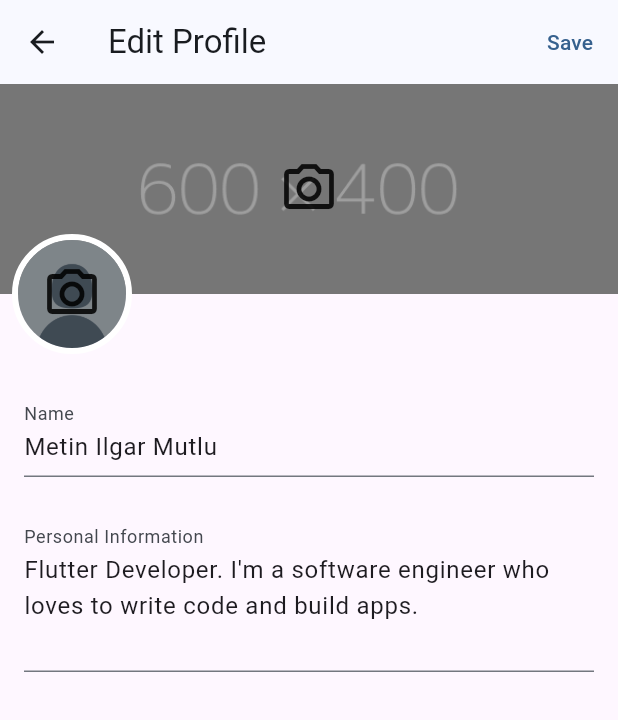
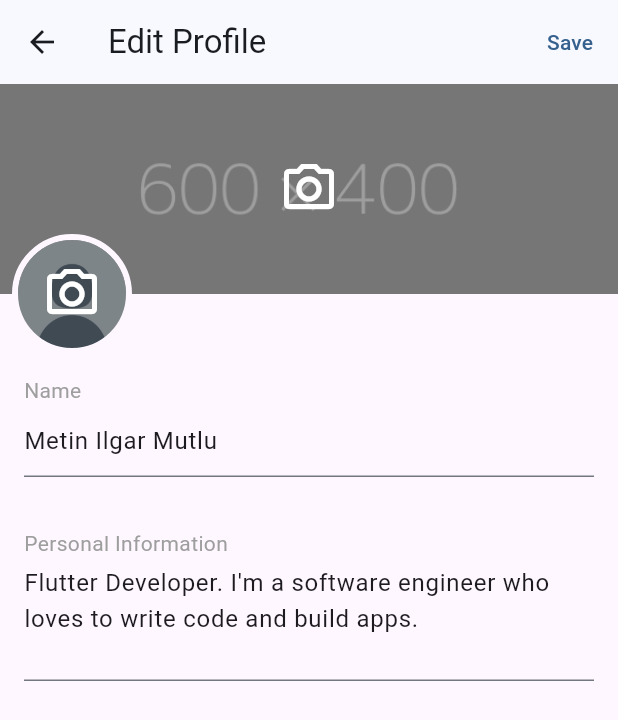
Before and after one commit to metinilgar/x-clone-flutter, a Flutter app: the ProfileScreen screen opened directly, after a tap on "Edit Profile", on a phone screen of 412 x 824 dp. Shown: the top 720 px of the screen. Run offline on Flutter 3.47's test engine with Material 3 defaults, Android fonts, the phone set to English and light mode, and no system bars; our stand-ins replace flutter_riverpod, riverpod_annotation, vector_graphics; missing offline and left inert: hidable; generated files the repository leaves out were written again.

Commit message:
Refactor for better readability

```diff
--- /dev/null
+++ b/lib/src/features/profile/presentation/banner_image.dart
@@ -0,0 +1,18 @@
+import 'package:flutter/material.dart';
+import 'package:x_clone_flutter/src/features/authentication/data/fake_user_data.dart';
+
+class BannerImage extends StatelessWidget {
+  const BannerImage({super.key});
+
+  @override
+  Widget build(BuildContext context) {
+    return SizedBox(
+      width: double.infinity,
+      height: 140,
+      child: Image.asset(
+        appUser.bannerUrl,
+        fit: BoxFit.cover,
+      ),
+    );
+  }
+}
--- /dev/null
+++ b/lib/src/features/profile/presentation/edit_profile/clickable_overlay.dart
@@ -0,0 +1,38 @@
+import 'package:flutter/material.dart';
+
+class ClickableOverlay extends StatelessWidget {
+  const ClickableOverlay({
+    super.key,
+    required this.child,
+    this.onTap,
+  });
+
+  final Widget child;
+  final void Function()? onTap;
+
+  @override
+  Widget build(BuildContext context) {
+    return Stack(
+      children: [
+        child,
+
+        // Overlay
+        Positioned.fill(
+          child: GestureDetector(
+            onTap: onTap,
+            child: Container(
+              color: Colors.black38,
+
+              // Camera Icon
+              child: const Icon(
+                Icons.camera_alt_outlined,
+                size: 40,
+                color: Colors.white,
+              ),
+            ),
+          ),
+        ),
+      ],
+    );
+  }
+}
--- /dev/null
+++ b/lib/src/features/profile/presentation/edit_profile/entry.dart
@@ -0,0 +1,37 @@
+import 'package:flutter/material.dart';
+
+class Entry extends StatelessWidget {
+  const Entry(
+      {super.key,
+      required this.controller,
+      required this.title,
+      required this.maxLine});
+
+  final TextEditingController controller;
+  final String title;
+  final int maxLine;
+
+  @override
+  Widget build(BuildContext context) {
+    return Container(
+      margin: const EdgeInsets.symmetric(vertical: 4, horizontal: 16),
+      child: Column(
+        crossAxisAlignment: CrossAxisAlignment.start,
+        children: <Widget>[
+          // Title
+          Text(title, style: const TextStyle(color: Colors.grey)),
+
+          // TextField
+          TextField(
+            controller: controller,
+            maxLines: maxLine,
+            decoration: const InputDecoration(
+              border: UnderlineInputBorder(),
+              contentPadding: EdgeInsets.symmetric(vertical: 5, horizontal: 0),
+            ),
+          )
+        ],
+      ),
+    );
+  }
+}
--- a/lib/src/features/profile/presentation/edit_profile_screen.dart
+++ b/lib/src/features/profile/presentation/edit_profile_screen.dart
@@ -1,5 +1,8 @@
 import 'package:flutter/material.dart';
 import 'package:x_clone_flutter/src/features/authentication/data/fake_user_data.dart';
+import 'package:x_clone_flutter/src/features/profile/presentation/banner_image.dart';
+import 'package:x_clone_flutter/src/features/profile/presentation/edit_profile/clickable_overlay.dart';
+import 'package:x_clone_flutter/src/features/profile/presentation/edit_profile/entry.dart';
 
 class EditProfileScreen extends StatefulWidget {
   const EditProfileScreen({super.key});
@@ -26,18 +29,25 @@ class _EditProfileScreenState extends State<EditProfileScreen> {
     super.dispose();
   }
 
+  // Show Image Options
   Future<void> _showImageOptions() async {
     switch (await showDialog<String>(
         context: context,
         builder: (BuildContext context) {
           return SimpleDialog(
+            shape: RoundedRectangleBorder(
+              borderRadius: BorderRadius.circular(10),
+            ),
             children: <Widget>[
+              // Camera Option
               SimpleDialogOption(
                 onPressed: () {
                   Navigator.pop(context, "camera");
                 },
                 child: const Text('Camera'),
               ),
+
+              // Gallery Option
               SimpleDialogOption(
                 onPressed: () {
                   Navigator.pop(context, "gallery");
@@ -62,7 +72,7 @@ class _EditProfileScreenState extends State<EditProfileScreen> {
   @override
   Widget build(BuildContext context) {
     final keyboardSpace = MediaQuery.of(context).viewInsets.bottom;
-    ;
+
     return Scaffold(
       // appBar
       appBar: AppBar(
@@ -87,41 +97,15 @@ class _EditProfileScreenState extends State<EditProfileScreen> {
                   const SizedBox(height: 190),
 
                   // Banner Image
-                  GestureDetector(
-                    onTap: () {
-                      _showImageOptions();
-                    },
-                    child: Stack(
-                      children: [
-                        SizedBox(
-                          width: double.infinity,
-                          height: 140,
-                          child: Image.asset(
-                            appUser.bannerUrl,
-                            fit: BoxFit.cover,
-                          ),
-                        ),
-                        Container(
-                          width: double.infinity,
-                          height: 140,
-                          color: Colors.black38,
-                          child: const Icon(
-                            Icons.camera_alt_outlined,
-                            size: 40,
-                          ),
-                        ),
-                      ],
-                    ),
+                  ClickableOverlay(
+                    onTap: _showImageOptions,
+                    child: const BannerImage(),
                   ),
 
                   // Profile Image
                   Positioned(
                     left: 8,
                     top: 100,
-                    child: GestureDetector(
-                      onTap: () {
-                        _showImageOptions();
-                      },
                     child: Container(
                       margin: const EdgeInsets.only(bottom: 10),
                       width: 80,
@@ -129,27 +113,16 @@ class _EditProfileScreenState extends State<EditProfileScreen> {
                       decoration: BoxDecoration(
                         shape: BoxShape.circle,
                         border: Border.all(
-                            color: Colors.white,
+                          color: Theme.of(context).scaffoldBackgroundColor,
                           width: 4.0,
                         ),
                       ),
                       child: ClipOval(
-                          child: Stack(
-                            children: [
-                              Image.asset(
+                        child: ClickableOverlay(
+                          onTap: _showImageOptions,
+                          child: Image.asset(
                             appUser.photoUrl,
                             fit: BoxFit.cover,
-                              ),
-                              Container(
-                                width: double.infinity,
-                                height: double.infinity,
-                                color: Colors.black38,
-                                child: const Icon(
-                                  Icons.camera_alt_outlined,
-                                  size: 40,
-                                ),
-                              ),
-                            ],
                           ),
                         ),
                       ),
@@ -158,31 +131,18 @@ class _EditProfileScreenState extends State<EditProfileScreen> {
                 ],
               ),
 
-              // TextFields
-              Padding(
-                padding: const EdgeInsets.all(16.0),
-                child: Column(
-                  children: [
-                    TextField(
+              // Name TextField
+              Entry(
                   controller: _nameTextFieldController,
-                      decoration: const InputDecoration(
-                        border: UnderlineInputBorder(),
-                        labelText: 'Name',
-                        hintText: 'Name cannot be empty',
-                      ),
-                    ),
+                  title: "Name",
+                  maxLine: 1),
               const SizedBox(height: 26),
-                    TextField(
+
+              // Bio TextField
+              Entry(
                   controller: _bioTextFieldController,
-                      maxLines: 3,
-                      decoration: const InputDecoration(
-                        border: UnderlineInputBorder(),
-                        labelText: 'Personal Information',
-                      ),
-                    ),
-                  ],
-                ),
-              ),
+                  title: "Personal Information",
+                  maxLine: 3),
             ],
           ),
         ),
--- a/lib/src/features/profile/presentation/profile_app_bar/profile_app_bar.dart
+++ b/lib/src/features/profile/presentation/profile_app_bar/profile_app_bar.dart
@@ -1,5 +1,6 @@
 import 'package:flutter/material.dart';
 import 'package:x_clone_flutter/src/features/authentication/data/fake_user_data.dart';
+import 'package:x_clone_flutter/src/features/profile/presentation/banner_image.dart';
 import 'package:x_clone_flutter/src/features/profile/presentation/edit_profile_screen.dart';
 
 class ProfileAppBar extends StatelessWidget {
@@ -12,16 +13,21 @@ class ProfileAppBar extends StatelessWidget {
       backgroundColor: Theme.of(context).scaffoldBackgroundColor,
       expandedHeight: 190,
       pinned: true,
+
+      // Back Button
       leading: IconButton(
         onPressed: () => Navigator.of(context).pop(),
         icon: const Icon(Icons.arrow_back),
       ),
+
+      // More Options Button
       actions: <Widget>[
         IconButton(
           onPressed: () {},
           icon: const Icon(Icons.more_vert),
         ),
       ],
+
       flexibleSpace: LayoutBuilder(builder: (context, constraints) {
         bool isAppBarExpanded = constraints.maxHeight > kToolbarHeight;
 
@@ -30,30 +36,21 @@ class ProfileAppBar extends StatelessWidget {
           background: Stack(
             alignment: Alignment.topCenter,
             children: [
-              SizedBox(
-                width: double.infinity,
-                height: 140,
-                child: Image.asset(
-                  appUser.bannerUrl,
-                  fit: BoxFit.cover,
-                ),
-              ),
+              // Banner Image
+              const BannerImage(),
+
+              // Profile Image
               Positioned(
                 left: 8,
                 top: 100,
-                right: 8,
-                child: Row(
-                  crossAxisAlignment: CrossAxisAlignment.end,
-                  mainAxisAlignment: MainAxisAlignment.start,
-                  children: [
-                    Container(
+                child: Container(
                   margin: const EdgeInsets.only(bottom: 10),
                   width: 80,
                   height: 80,
                   decoration: BoxDecoration(
                     shape: BoxShape.circle,
                     border: Border.all(
-                          color: Colors.white,
+                      color: Theme.of(context).scaffoldBackgroundColor,
                       width: 4.0,
                     ),
                   ),
@@ -64,16 +61,19 @@ class ProfileAppBar extends StatelessWidget {
                     ),
                   ),
                 ),
-                    const Spacer(),
-                    OutlinedButton(
+              ),
+
+              // Edit Profile Button
+              Positioned(
+                right: 8,
+                bottom: 0,
+                child: OutlinedButton(
                   onPressed: () => Navigator.of(context).push(
                     MaterialPageRoute(
                       builder: (context) => const EditProfileScreen(),
                     ),
                   ),
                   child: const Text('Edit Profile'),
-                    ),
-                  ],
                 ),
               ),
             ],
--- a/lib/src/features/profile/presentation/profile_screen.dart
+++ b/lib/src/features/profile/presentation/profile_screen.dart
@@ -17,8 +17,11 @@ class ProfileScreen extends StatelessWidget {
           body: SafeArea(
         child: NestedScrollView(
           headerSliverBuilder: (context, innerBoxIsScrolled) => <Widget>[
+            // ProfileAppBar
             const ProfileAppBar(),
             const ProfileInformation(),
+
+            // TabBar
             SliverPersistentHeader(
               pinned: true,
               delegate: _SliverAppBarDelegate(
@@ -32,6 +35,8 @@ class ProfileScreen extends StatelessWidget {
               ),
             ),
           ],
+
+          // TabBarView
           body: TabBarView(
             children: tabs.map((String name) {
               return ListView.builder(
```
Also changed, not shown: lib/src/features/profile/presentation/profile_app_bar/profile_information.dart (+7 -0 lines). Lines whose indentation alone changed are shown as unchanged.
